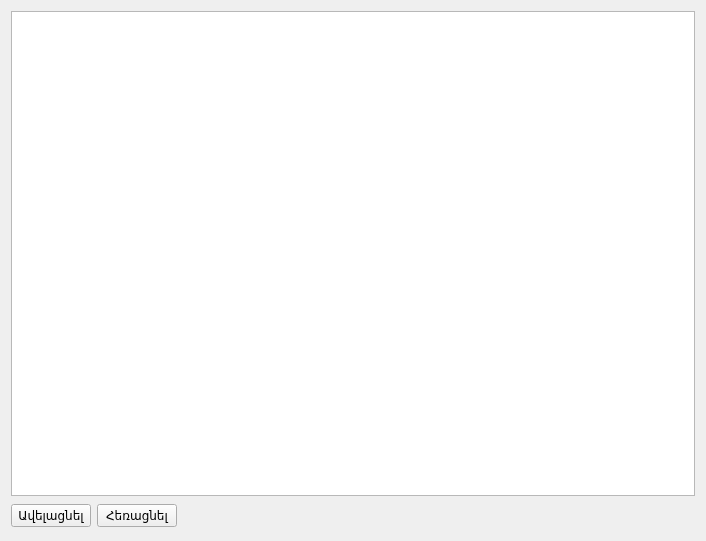
First picture: the form in src/customers.ui, repository ADCompany/AD-Farm, before the edit.
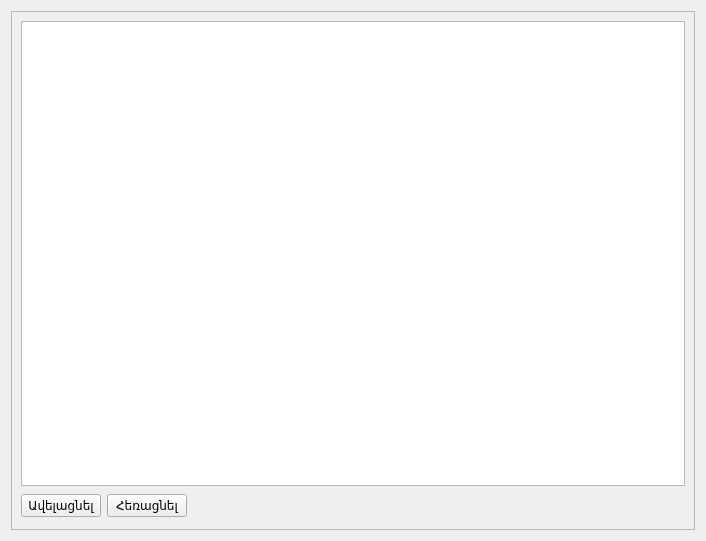
Second picture: the form after the edit.

Patch:
```diff
--- a/src/customers.ui
+++ b/src/customers.ui
@@ -13,6 +13,21 @@
   <property name="windowTitle">
    <string>Form</string>
   </property>
+  <layout class="QGridLayout" name="gridLayout_2">
+   <item row="0" column="0">
+    <widget class="QScrollArea" name="scrollArea">
+     <property name="widgetResizable">
+      <bool>true</bool>
+     </property>
+     <widget class="QWidget" name="scrollAreaWidgetContents">
+      <property name="geometry">
+       <rect>
+        <x>0</x>
+        <y>0</y>
+        <width>686</width>
+        <height>521</height>
+       </rect>
+      </property>
   <layout class="QGridLayout" name="gridLayout">
    <item row="0" column="0">
     <layout class="QVBoxLayout" name="verticalLayout">
@@ -51,6 +66,13 @@
       </layout>
      </item>
     </layout>
+       </item>
+      </layout>
+      <zorder>tableView</zorder>
+      <zorder></zorder>
+      <zorder></zorder>
+     </widget>
+    </widget>
    </item>
   </layout>
  </widget>
```
Lines whose indentation alone changed are shown as unchanged.
